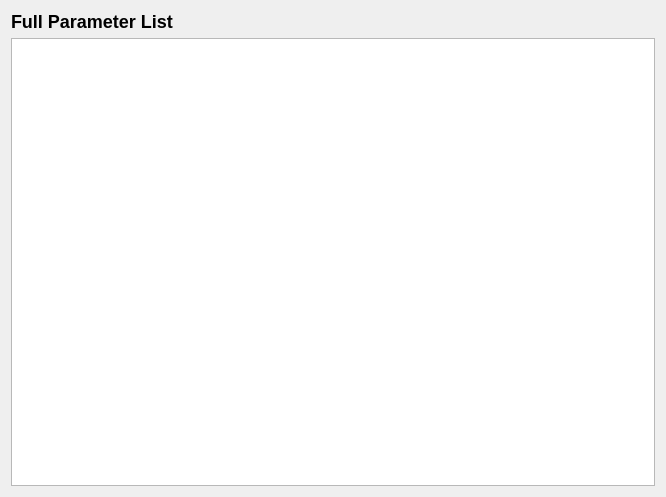
This is src/ui/configuration/AdvParameterList.ui in mavlink/qgroundcontrol as Qt 5 draws it before an edit. The edited form follows.
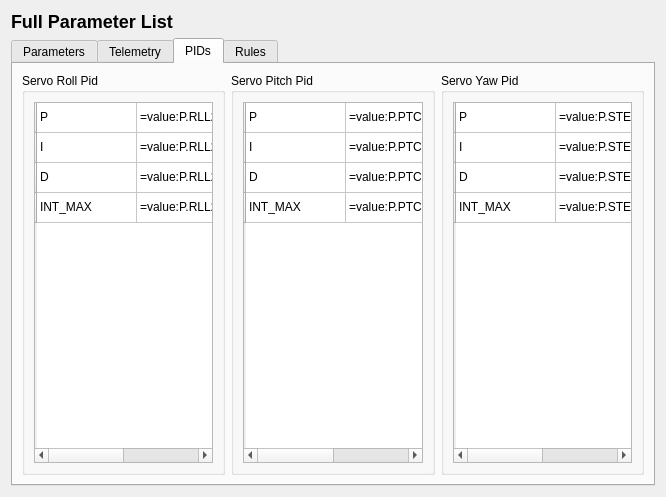
This is the edited form. The open tabs and pages were chosen to show the change. Custom widgets are drawn as their Qt base class.

Patch:
```diff
--- a/src/ui/configuration/AdvParameterList.ui
+++ b/src/ui/configuration/AdvParameterList.ui
@@ -22,10 +22,399 @@
     </widget>
    </item>
    <item>
-    <widget class="QTableWidget" name="tableWidget"/>
+    <widget class="QTabWidget" name="tabWidget">
+     <property name="currentIndex">
+      <number>0</number>
+     </property>
+     <widget class="QWidget" name="tab_3">
+      <attribute name="title">
+       <string>Parameters</string>
+      </attribute>
+      <layout class="QHBoxLayout" name="horizontalLayout">
+       <item>
+        <widget class="FactTableWidget" name="tableWidget">
+         <column>
+          <property name="text">
+           <string>=name:P.</string>
+          </property>
+         </column>
+         <column>
+          <property name="text">
+           <string>=group:P.</string>
+          </property>
+         </column>
+         <column>
+          <property name="text">
+           <string>=id:P.</string>
+          </property>
+         </column>
+         <column>
+          <property name="text">
+           <string>=value:P.</string>
+          </property>
+         </column>
+         <column>
+          <property name="text">
+           <string>=description:P.</string>
+          </property>
+         </column>
+        </widget>
+       </item>
+      </layout>
+     </widget>
+     <widget class="QWidget" name="tab_4">
+      <attribute name="title">
+       <string>Telemetry</string>
+      </attribute>
+      <layout class="QHBoxLayout" name="horizontalLayout_2">
+       <item>
+        <widget class="FactTableWidget" name="tableWidget_2">
+         <column>
+          <property name="text">
+           <string>=group:T.</string>
+          </property>
+         </column>
+         <column>
+          <property name="text">
+           <string>=name:T.</string>
+          </property>
+         </column>
+         <column>
+          <property name="text">
+           <string>=value:T.</string>
+          </property>
+         </column>
+         <column>
+          <property name="text">
+           <string>=description:T.</string>
+          </property>
+         </column>
+        </widget>
+       </item>
+      </layout>
+     </widget>
+     <widget class="QWidget" name="tab">
+      <attribute name="title">
+       <string>PIDs</string>
+      </attribute>
+      <layout class="QHBoxLayout" name="horizontalLayout_4">
+       <item>
+        <layout class="QHBoxLayout" name="horizontalLayout_5">
+         <item>
+          <widget class="QGroupBox" name="groupBox_3">
+           <property name="title">
+            <string>Servo Roll Pid</string>
+           </property>
+           <layout class="QHBoxLayout" name="horizontalLayout_8">
+            <item>
+             <widget class="FactTableWidget" name="tableWidget_5">
+              <attribute name="horizontalHeaderVisible">
+               <bool>false</bool>
+              </attribute>
+              <row>
+               <property name="text">
+                <string/>
+               </property>
+              </row>
+              <row>
+               <property name="text">
+                <string/>
+               </property>
+              </row>
+              <row>
+               <property name="text">
+                <string/>
+               </property>
+              </row>
+              <row>
+               <property name="text">
+                <string/>
+               </property>
+              </row>
+              <column>
+               <property name="text">
+                <string>Name</string>
+               </property>
+              </column>
+              <column>
+               <property name="text">
+                <string>Value</string>
+               </property>
+              </column>
+              <item row="0" column="0">
+               <property name="text">
+                <string>P</string>
+               </property>
+              </item>
+              <item row="0" column="1">
+               <property name="text">
+                <string>=value:P.RLL2SRV_P</string>
+               </property>
+              </item>
+              <item row="1" column="0">
+               <property name="text">
+                <string>I</string>
+               </property>
+              </item>
+              <item row="1" column="1">
+               <property name="text">
+                <string>=value:P.RLL2SRV_I</string>
+               </property>
+              </item>
+              <item row="2" column="0">
+               <property name="text">
+                <string>D</string>
+               </property>
+              </item>
+              <item row="2" column="1">
+               <property name="text">
+                <string>=value:P.RLL2SRV_D</string>
+               </property>
+              </item>
+              <item row="3" column="0">
+               <property name="text">
+                <string>INT_MAX</string>
+               </property>
+              </item>
+              <item row="3" column="1">
+               <property name="text">
+                <string>=value:P.RLL2SRV_IMAX</string>
+               </property>
+              </item>
+             </widget>
+            </item>
+           </layout>
+          </widget>
+         </item>
+         <item>
+          <widget class="QGroupBox" name="groupBox">
+           <property name="title">
+            <string>Servo Pitch Pid</string>
+           </property>
+           <layout class="QHBoxLayout" name="horizontalLayout_6">
+            <item>
+             <widget class="FactTableWidget" name="tableWidget_3">
+              <attribute name="horizontalHeaderVisible">
+               <bool>false</bool>
+              </attribute>
+              <row>
+               <property name="text">
+                <string/>
+               </property>
+              </row>
+              <row>
+               <property name="text">
+                <string/>
+               </property>
+              </row>
+              <row>
+               <property name="text">
+                <string/>
+               </property>
+              </row>
+              <row>
+               <property name="text">
+                <string/>
+               </property>
+              </row>
+              <column>
+               <property name="text">
+                <string>Name</string>
+               </property>
+              </column>
+              <column>
+               <property name="text">
+                <string>Value</string>
+               </property>
+              </column>
+              <item row="0" column="0">
+               <property name="text">
+                <string>P</string>
+               </property>
+              </item>
+              <item row="0" column="1">
+               <property name="text">
+                <string>=value:P.PTCH2SRV_P</string>
+               </property>
+              </item>
+              <item row="1" column="0">
+               <property name="text">
+                <string>I</string>
+               </property>
+              </item>
+              <item row="1" column="1">
+               <property name="text">
+                <string>=value:P.PTCH2SRV_I</string>
+               </property>
+              </item>
+              <item row="2" column="0">
+               <property name="text">
+                <string>D</string>
+               </property>
+              </item>
+              <item row="2" column="1">
+               <property name="text">
+                <string>=value:P.PTCH2SRV_D</string>
+               </property>
+              </item>
+              <item row="3" column="0">
+               <property name="text">
+                <string>INT_MAX</string>
+               </property>
+              </item>
+              <item row="3" column="1">
+               <property name="text">
+                <string>=value:P.PTCH2SRV_IMAX</string>
+               </property>
+              </item>
+             </widget>
+            </item>
+           </layout>
+          </widget>
+         </item>
+         <item>
+          <widget class="QGroupBox" name="groupBox_2">
+           <property name="title">
+            <string>Servo Yaw Pid</string>
+           </property>
+           <layout class="QHBoxLayout" name="horizontalLayout_7">
+            <item>
+             <widget class="FactTableWidget" name="tableWidget_4">
+              <attribute name="horizontalHeaderVisible">
+               <bool>false</bool>
+              </attribute>
+              <row>
+               <property name="text">
+                <string/>
+               </property>
+              </row>
+              <row>
+               <property name="text">
+                <string/>
+               </property>
+              </row>
+              <row>
+               <property name="text">
+                <string/>
+               </property>
+              </row>
+              <row>
+               <property name="text">
+                <string/>
+               </property>
+              </row>
+              <column>
+               <property name="text">
+                <string>Name</string>
+               </property>
+              </column>
+              <column>
+               <property name="text">
+                <string>Value</string>
+               </property>
+              </column>
+              <item row="0" column="0">
+               <property name="text">
+                <string>P</string>
+               </property>
+              </item>
+              <item row="0" column="1">
+               <property name="text">
+                <string>=value:P.STEER2SRV_P</string>
+               </property>
+              </item>
+              <item row="1" column="0">
+               <property name="text">
+                <string>I</string>
+               </property>
+              </item>
+              <item row="1" column="1">
+               <property name="text">
+                <string>=value:P.STEER2SRV_I</string>
+               </property>
+              </item>
+              <item row="2" column="0">
+               <property name="text">
+                <string>D</string>
+               </property>
+              </item>
+              <item row="2" column="1">
+               <property name="text">
+                <string>=value:P.STEER2SRV_D</string>
+               </property>
+              </item>
+              <item row="3" column="0">
+               <property name="text">
+                <string>INT_MAX</string>
+               </property>
+              </item>
+              <item row="3" column="1">
+               <property name="text">
+                <string>=value:P.STEER2SRV_IMAX</string>
+               </property>
+              </item>
+             </widget>
+            </item>
+           </layout>
+          </widget>
+         </item>
+        </layout>
+       </item>
+       <item>
+        <layout class="QVBoxLayout" name="verticalLayout_2"/>
+       </item>
+       <item>
+        <layout class="QHBoxLayout" name="horizontalLayout_3"/>
+       </item>
+      </layout>
+     </widget>
+     <widget class="QWidget" name="tab_2">
+      <attribute name="title">
+       <string>Rules</string>
+      </attribute>
+      <layout class="QHBoxLayout" name="horizontalLayout_9">
+       <item>
+        <widget class="FactTableWidget" name="tableWidget_6">
+         <column>
+          <property name="text">
+           <string>=name:R.</string>
+          </property>
+         </column>
+         <column>
+          <property name="text">
+           <string>=group:R.</string>
+          </property>
+         </column>
+         <column>
+          <property name="text">
+           <string>=id:R.</string>
+          </property>
+         </column>
+         <column>
+          <property name="text">
+           <string>=value:R.</string>
+          </property>
+         </column>
+         <column>
+          <property name="text">
+           <string>=description:R.</string>
+          </property>
+         </column>
+        </widget>
+       </item>
+      </layout>
+     </widget>
+    </widget>
    </item>
   </layout>
  </widget>
+ <customwidgets>
+  <customwidget>
+   <class>FactTableWidget</class>
+   <extends>QTableWidget</extends>
+   <header>facttablewidget.h</header>
+  </customwidget>
+ </customwidgets>
  <resources/>
  <connections/>
 </ui>
```
